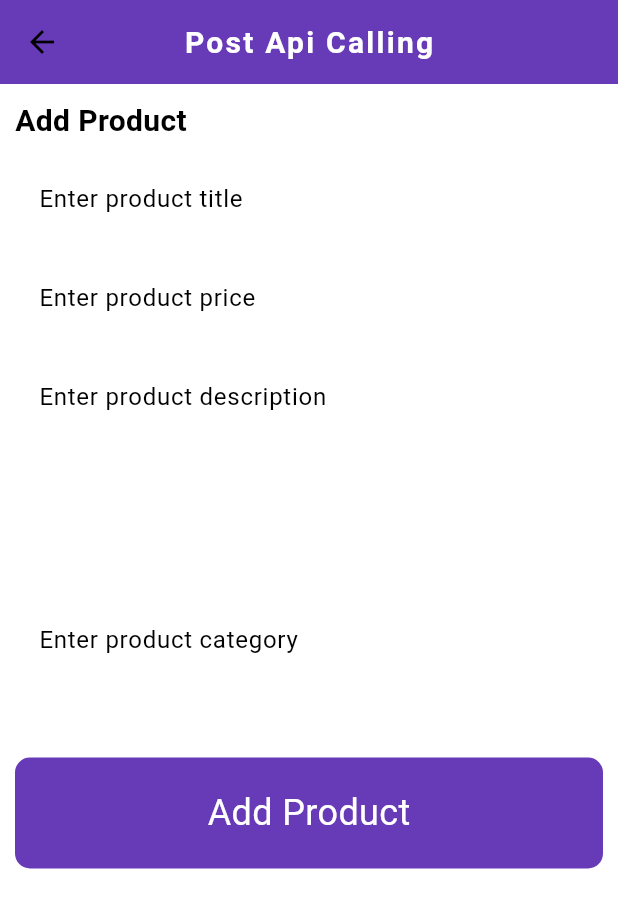
After one commit to mallasmustafa/Provider_Examples, a Flutter app: the screen it shows after launch, after a tap on "Api Calling (Post)", on a phone screen of 412 x 824 dp. The commit adds this screen. Shown: the top 908 px of the screen. Run offline on Flutter 3.47's test engine with Material 3 defaults, Android fonts, the phone set to English and light mode, and no system bars; our stand-ins replace get; network calls fail.

Commit message:
post api completed using provider

```diff
--- /dev/null
+++ b/lib/Pages/Api/post_api_calling.dart
@@ -0,0 +1,90 @@
+import 'package:flutter/material.dart';
+import 'package:provider/provider.dart';
+import 'package:provider_example/widget/my_textform_field.dart';
+
+import '../../provider/api_provider.dart';
+
+class PostApiCalling extends StatelessWidget {
+  const PostApiCalling({super.key});
+
+  @override
+  Widget build(BuildContext context) {
+    final apiProvider = Provider.of<ApiProvider>(context);
+    TextEditingController title = TextEditingController();
+    TextEditingController price = TextEditingController();
+    TextEditingController description = TextEditingController();
+    TextEditingController category = TextEditingController();
+    return Scaffold(
+      appBar: AppBar(
+        title: const Text("Post Api Calling"),
+      ),
+      body: Padding(
+        padding: const EdgeInsets.all(10),
+        child: Column(
+          children: [
+            const Row(
+              children: [
+                Text(
+                  "Add Product",
+                  style: TextStyle(
+                    fontSize: 20,
+                    fontWeight: FontWeight.bold,
+                  ),
+                ),
+              ],
+            ),
+            const SizedBox(height: 10),
+            MyTextFormField(
+              controller: title,
+              hintText: "Enter product title",
+            ),
+            const SizedBox(height: 10),
+            MyTextFormField(
+              controller: price,
+              hintText: "Enter product price",
+            ),
+            const SizedBox(height: 10),
+            MyTextFormField(
+              controller: description,
+              hintText: "Enter product description",
+              isDescription: true,
+            ),
+            const SizedBox(height: 10),
+            MyTextFormField(
+              controller: category,
+              hintText: "Enter product category",
+            ),
+            const SizedBox(height: 50),
+            InkWell(
+              onTap: () {
+                apiProvider.addProducts(
+                  title.text,
+                  double.parse(price.text),
+                  description.text,
+                  category.text,
+                );
+              },
+              child: Container(
+                width: double.infinity,
+                padding: const EdgeInsets.all(20),
+                decoration: BoxDecoration(
+                  borderRadius: BorderRadius.circular(10),
+                  color: Colors.deepPurple,
+                ),
+                child: const Center(
+                  child: Text(
+                    "Add Product",
+                    style: TextStyle(
+                      color: Colors.white,
+                      fontSize: 24,
+                    ),
+                  ),
+                ),
+              ),
+            ),
+          ],
+        ),
+      ),
+    );
+  }
+}
--- a/lib/Pages/home_page.dart
+++ b/lib/Pages/home_page.dart
@@ -5,6 +5,8 @@ import 'package:provider_example/Pages/Api/get_api_calling.dart';
 import 'package:provider_example/Pages/counter/counter_page.dart';
 import 'package:provider_example/Pages/Slider/slider_example.dart';
 import 'package:provider_example/Pages/Theme/theme_example.dart';
+
+import 'Api/post_api_calling.dart';
 
 class HomePage extends StatelessWidget {
   const HomePage({super.key});
@@ -90,6 +92,16 @@ class HomePage extends StatelessWidget {
                 tileColor: Colors.white,
                 splashColor: Colors.deepPurple,
               ),
+              const SizedBox(height: 10),
+              ListTile(
+                onTap: () {
+                  Get.to(const PostApiCalling());
+                },
+                title: const Text("Api Calling (Post)"),
+                leading: const Icon(Icons.api),
+                tileColor: Colors.white,
+                splashColor: Colors.deepPurple,
+              ),
             ],
           ),
         ),
--- a/lib/provider/api_provider.dart
+++ b/lib/provider/api_provider.dart
@@ -24,4 +24,38 @@ class ApiProvider extends ChangeNotifier {
     isLoading = false;
     notifyListeners();
   }
+
+  Future<void> addProducts(
+      String title, double price, String description, String category) async {
+    try {
+      var newProduct = ProductModel(
+        // id: products.length + 1,
+        title: title,
+        price: price,
+        description: description,
+        image: "https://i.pravatar.cc",
+        category: category,
+      );
+      var response = await http.post(
+        Uri.parse(baseUrl),
+        body: jsonEncode(
+          newProduct.toJson(),
+        ),
+        headers: {"Content-Type": "application/json"},
+      );
+      print('Response body: ${response.body}');
+      print('Response status: ${response.statusCode}');
+      if (response.statusCode == 200 || response.statusCode == 201) {
+        print("Product added successfully");
+        title = "";
+        price = 0;
+        description = "";
+        category = "";
+        await getProducts();
+        notifyListeners();
+      }
+    } catch (e) {
+      print(e);
+    }
+  }
 }
--- /dev/null
+++ b/lib/widget/my_textform_field.dart
@@ -0,0 +1,30 @@
+import 'package:flutter/material.dart';
+
+class MyTextFormField extends StatelessWidget {
+  final TextEditingController controller;
+  final String hintText;
+  final bool isDescription;
+  const MyTextFormField({
+    super.key,
+    required this.controller,
+    required this.hintText,
+    this.isDescription = false,
+  });
+
+  @override
+  Widget build(BuildContext context) {
+    return TextFormField(
+      maxLines: isDescription ? 5 : 1,
+      controller: controller,
+      decoration: InputDecoration(
+        filled: true,
+        fillColor: Colors.white,
+        hintText: hintText,
+        border: const OutlineInputBorder(
+          borderRadius: BorderRadius.all(Radius.circular(10)),
+          borderSide: BorderSide.none,
+        ),
+      ),
+    );
+  }
+}
```
